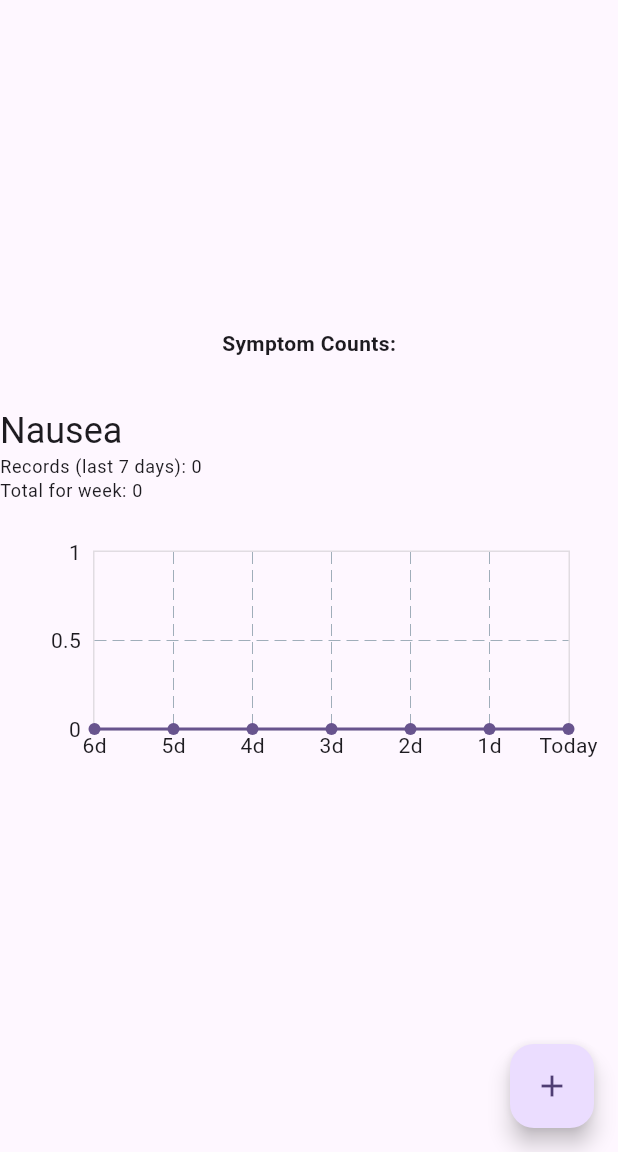
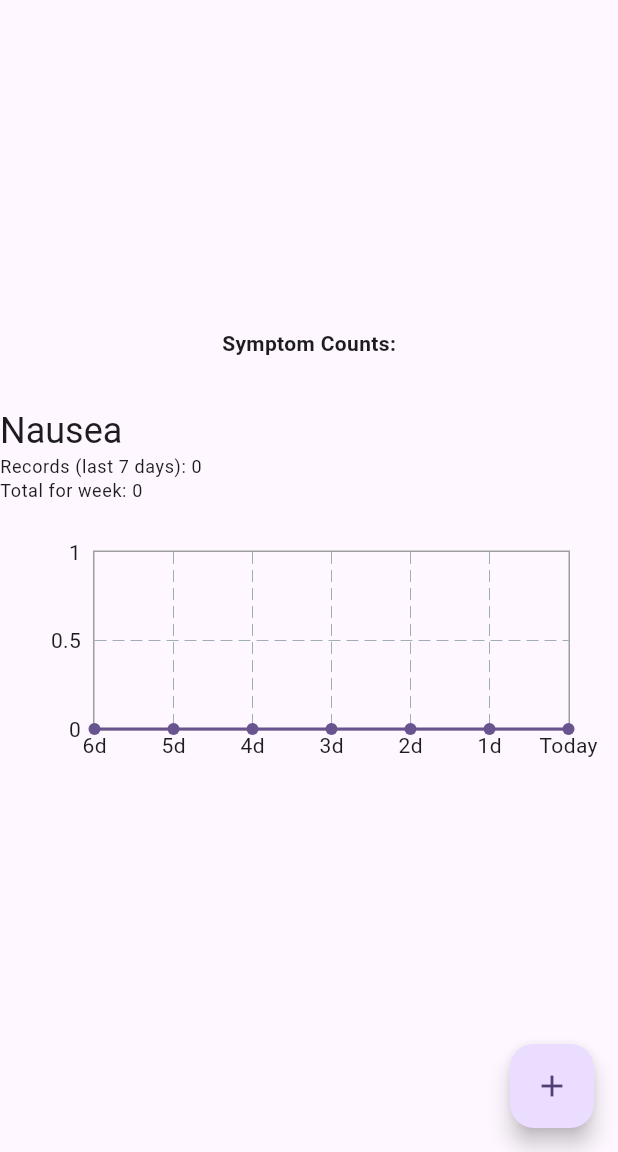
Before and after one commit to uberthought/symptom_tracker, a Flutter app: the screen it shows after launch, on a phone screen of 412 x 824 dp, the part 84-1236 px from its top. Run offline on Flutter 3.47's test engine with Material 3 defaults, Android fonts, the phone set to English and light mode, and no system bars; our stand-ins replace shared_preferences.

Commit message:
Fix graph styling and comment out unused symptoms list in SymptomState

```diff
--- a/lib/symptom_graphs_widget.dart
+++ b/lib/symptom_graphs_widget.dart
@@ -53,7 +53,7 @@ class SymptomGraphsWidget extends StatelessWidget {
                     barWidth: 2,
                     color: Theme.of(context).colorScheme.primary,
                     dotData: const FlDotData(show: true),
-                    belowBarData: BarAreaData(show: true, color: Theme.of(context).colorScheme.primary.withOpacity(0.1)),
+                    belowBarData: BarAreaData(show: true, color: Theme.of(context).colorScheme.primary.withValues(alpha: 0.1)),
                   ),
                 ],
                 titlesData: FlTitlesData(
@@ -77,7 +77,7 @@ class SymptomGraphsWidget extends StatelessWidget {
                   topTitles: const AxisTitles(sideTitles: SideTitles(showTitles: false)),
                 ),
                 gridData: const FlGridData(show: true),
-                borderData: FlBorderData(show: true, border: Border.all(color: Colors.grey.withOpacity(0.3))),
+                borderData: FlBorderData(show: true, border: Border.all(color: Colors.grey..withValues(alpha: 0.3))),
               ),
             ),
           ),
--- a/lib/symptom_state.dart
+++ b/lib/symptom_state.dart
@@ -3,7 +3,7 @@ import 'package:shared_preferences/shared_preferences.dart';
 import 'package:symptom_tracker/symptom_record.dart';
 
 class SymptomState {
-  final List<String> symptoms = ['Headache', 'Fever', 'Cough', 'Fatigue', 'Nausea'];
+  // final List<String> symptoms = ['Headache', 'Fever', 'Cough', 'Fatigue', 'Nausea'];
   final List<SymptomRecord> _symptomRecords = [];
 
   List<SymptomRecord> get symptomRecords => List.unmodifiable(_symptomRecords);
```
